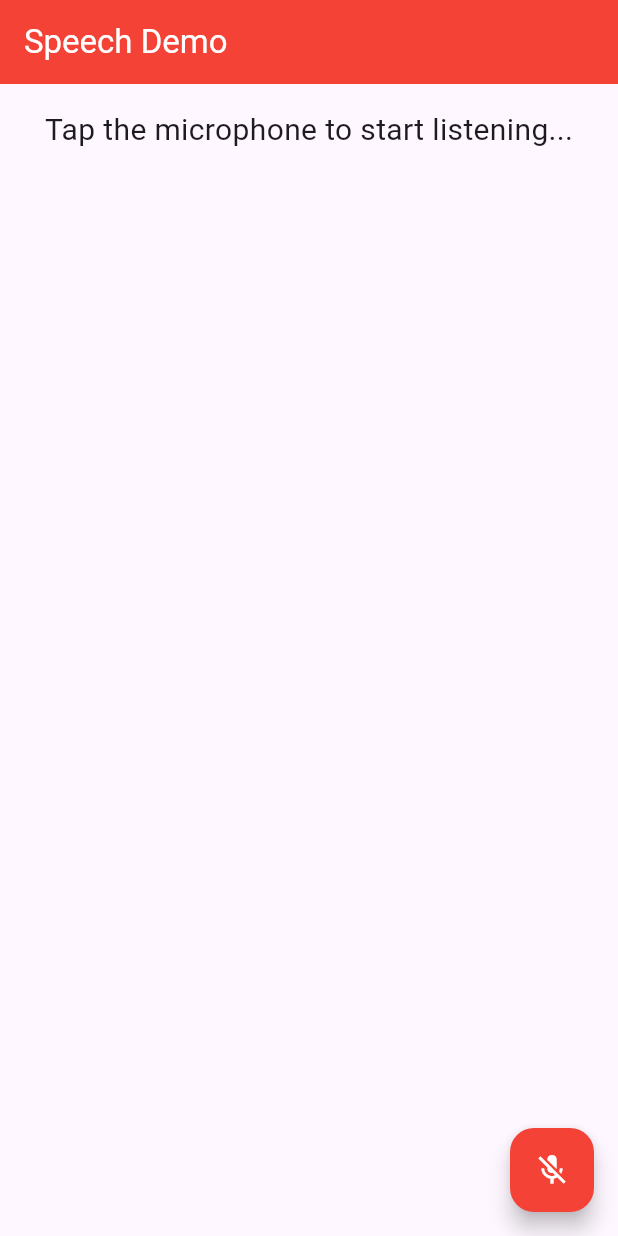
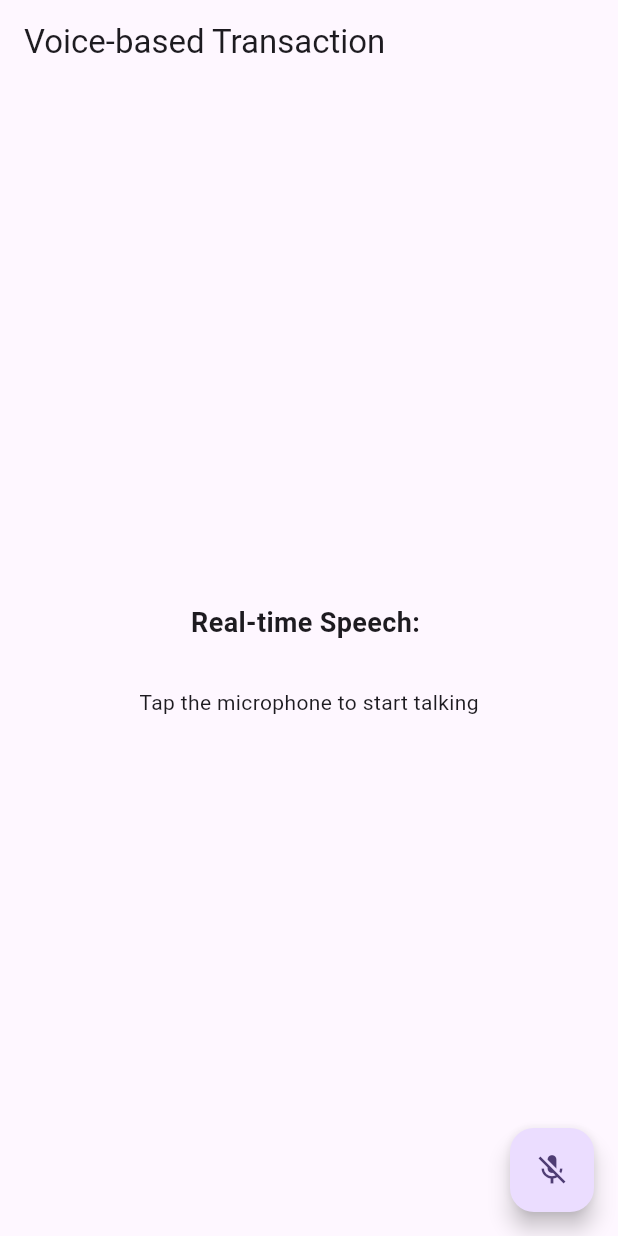
Before and after one commit to hahaanisha/FinSight, a Flutter app: the screen it shows after launch, after a tap on the "mic off" icon, on a phone screen of 412 x 824 dp. Run offline on Flutter 3.47's test engine with Material 3 defaults, Android fonts, the light colour scheme and no system bars; our stand-ins replace contacts_service, flutter_markdown, flutter_tts, google_generative_ai, permission_handler, speech_to_text; missing offline and left inert: easy_upi_payment.

Commit message:
THIRD COMMIT

```diff
--- /dev/null
+++ b/lib/Pages/transactionPage.dart
@@ -0,0 +1,208 @@
+import 'package:flutter/material.dart';
+import 'package:flutter_tts/flutter_tts.dart';
+import 'package:speech_to_text/speech_to_text.dart';
+import 'package:contacts_service/contacts_service.dart';
+import 'package:permission_handler/permission_handler.dart'; // For runtime permissions
+import 'package:easy_upi_payment/easy_upi_payment.dart'; // For UPI payment
+
+class TransactionPage extends StatefulWidget {
+  const TransactionPage({super.key});
+
+  @override
+  State<TransactionPage> createState() => _TransactionPageState();
+}
+
+class _TransactionPageState extends State<TransactionPage> {
+  final SpeechToText _speechToText = SpeechToText();
+  final FlutterTts _flutterTts = FlutterTts();
+  bool _speechEnabled = false;
+  String _wordsSpoken = "";
+  String _selectedContactName = "";
+  String _selectedContactNumber = "";
+  String _transactionAmount = "";
+  bool _isFetchingContacts = false;
+
+  List<Map<String, String>> _filteredContacts = [];
+
+  @override
+  void initState() {
+    super.initState();
+    initSpeech();
+  }
+
+  void initSpeech() async {
+    _speechEnabled = await _speechToText.initialize();
+    setState(() {});
+  }
+
+  void _startListening() async {
+    await _speechToText.listen(onResult: _onSpeechResult);
+    setState(() {});
+  }
+
+  void _stopListening() async {
+    await _speechToText.stop();
+  }
+
+  void _onSpeechResult(result) {
+    setState(() {
+      _wordsSpoken = result.recognizedWords;
+      handleTransactionFlow();
+    });
+  }
+
+  Future<void> handleTransactionFlow() async {
+    if (_wordsSpoken.toLowerCase().contains('transfer money to')) {
+      String name = _wordsSpoken.split('to').last.trim();
+      await fetchContacts(name);
+    } else if (_filteredContacts.isNotEmpty && _selectedContactName.isEmpty) {
+      _selectedContactName = _wordsSpoken;
+      var selectedContact = _filteredContacts.firstWhere(
+            (contact) => contact['name']?.toLowerCase() == _selectedContactName.toLowerCase(),
+        orElse: () => {'name': '', 'number': ''},
+      );
+      _selectedContactNumber = selectedContact['number'] ?? '';
+      _flutterTts.speak('How much money would you like to transfer?');
+    } else if (_selectedContactName.isNotEmpty && _transactionAmount.isEmpty) {
+      _transactionAmount = _wordsSpoken.replaceAll(RegExp(r'\D'), '');
+      _flutterTts.speak(
+          'You are transferring ₹$_transactionAmount to $_selectedContactName. Please confirm to proceed.');
+    } else if (_transactionAmount.isNotEmpty) {
+      // Call the sendMoney function here
+      await sendMoney();
+    }
+  }
+
+  Future<void> fetchContacts(String name) async {
+    // Request contacts permission
+    if (await Permission.contacts.request().isGranted) {
+      setState(() {
+        _isFetchingContacts = true;
+      });
+
+      try {
+        Iterable<Contact> contacts = await ContactsService.getContacts(withThumbnails: false);
+        _filteredContacts = contacts
+            .where((contact) =>
+        contact.displayName != null &&
+            contact.displayName!.toLowerCase().contains(name.toLowerCase()))
+            .map((contact) => {
+          'name': contact.displayName!,
+          'number': contact.phones?.first.value ?? ''
+        })
+            .toList();
+
+        if (_filteredContacts.isEmpty) {
+          _flutterTts.speak('No contacts found matching $name.');
+        } else {
+          _flutterTts.speak(
+              'I found ${_filteredContacts.length} contacts. Please confirm the name from the list.');
+        }
+      } catch (e) {
+        _flutterTts.speak('An error occurred while fetching contacts.');
+      } finally {
+        setState(() {
+          _isFetchingContacts = false;
+        });
+      }
+    } else {
+      _flutterTts.speak('Permission to access contacts was denied.');
+    }
+  }
+
+  Future<void> sendMoney() async {
+    try {
+      final res = await EasyUpiPaymentPlatform.instance.startPayment(
+        EasyUpiPaymentModel(
+          payeeVpa: 'anis191004@okaxis', // Assuming the phone number can act as VPA
+          payeeName: 'Anisha',
+          amount: double.parse(_transactionAmount),
+          description: 'Payment to $_selectedContactName',
+        ),
+      );
+      // TODO: Add your success logic here
+      print(res);
+      _flutterTts.speak('Transaction completed successfully.');
+    } catch (e) {
+      print(e);
+      _flutterTts.speak('Transaction failed. Please try again.');
+    }
+  }
+
+  @override
+  Widget build(BuildContext context) {
+    return Scaffold(
+      appBar: AppBar(
+        title: const Text('Voice-based Transaction'),
+      ),
+      body: Center(
+        child: Column(
+          mainAxisAlignment: MainAxisAlignment.center,
+          children: [
+            InkWell(
+              onTap: () {
+                handleTransactionFlow();
+              },
+              child: Text(
+                "Real-time Speech: $_wordsSpoken",
+                style: const TextStyle(fontSize: 18, fontWeight: FontWeight.bold),
+              ),
+            ),
+            const SizedBox(height: 10),
+            if (_isFetchingContacts)
+              const CircularProgressIndicator()
+            else if (_filteredContacts.isNotEmpty && _selectedContactName.isEmpty)
+              Expanded(
+                child: ListView.builder(
+                  itemCount: _filteredContacts.length,
+                  itemBuilder: (context, index) {
+                    return ListTile(
+                      title: Text(_filteredContacts[index]['name']!),
+                      subtitle: Text(_filteredContacts[index]['number']!),
+                      onTap: () {
+                        setState(() {
+                          _selectedContactName = _filteredContacts[index]['name']!;
+                          _selectedContactNumber = _filteredContacts[index]['number']!;
+                        });
+                        _flutterTts.speak(
+                            'How much money would you like to transfer to $_selectedContactName?');
+                      },
+                    );
+                  },
+                ),
+              )
+            else if (_selectedContactName.isNotEmpty && _transactionAmount.isEmpty)
+                Text(
+                  'Say the amount to transfer to $_selectedContactName',
+                  style: const TextStyle(fontSize: 18),
+                )
+              else if (_transactionAmount.isNotEmpty)
+                  InkWell(
+                    onTap: (){
+                      sendMoney();
+                    },
+                    child: Text(
+                      '₹$_transactionAmount will be transferred to $_selectedContactName ($_selectedContactNumber).',
+                      style: const TextStyle(fontSize: 18),
+                      textAlign: TextAlign.center,
+                    ),
+                  ),
+            const SizedBox(height: 20),
+            if (!_isFetchingContacts)
+              Text(
+                _speechToText.isListening
+                    ? "Listening..."
+                    : "Tap the microphone to start talking",
+              ),
+          ],
+        ),
+      ),
+      floatingActionButton: FloatingActionButton(
+        onPressed: _speechToText.isListening ? _stopListening : _startListening,
+        child: Icon(
+          _speechToText.isListening ? Icons.mic : Icons.mic_off,
+        ),
+      ),
+    );
+  }
+}
--- a/lib/main.dart
+++ b/lib/main.dart
@@ -1,6 +1,8 @@
 import 'package:flutter/material.dart';
 
 import 'Pages/home_page.dart';
+import 'Pages/tp.dart';
+import 'Pages/transactionPage.dart';
 
 void main() {
   runApp(const MyApp());
@@ -33,7 +35,7 @@ class MyApp extends StatelessWidget {
         colorScheme: ColorScheme.fromSeed(seedColor: Colors.deepPurple),
         useMaterial3: true,
       ),
-      home: HomePage(),
+      home: TransactionPage(),
     );
   }
 }
--- a/pubspec.yaml
+++ b/pubspec.yaml
@@ -36,6 +36,10 @@ dependencies:
   url_launcher: ^6.1.8
   provider: ^6.0.4
   flutter_tts: ^4.2.0
+  easy_upi_payment: ^0.1.6
+  permission_handler: ^11.3.1
+  contacts_service: ^0.6.3
+
 
 
 
```
Also changed, not shown: lib/Pages/tp.dart (added, +34 -0 lines), pubspec.lock, 4 other files.
